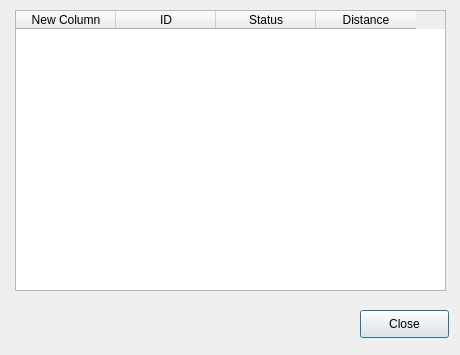
This is pipeline_planner_dialog_base.ui in mdelsinne44/qgis-pipelineplanner as Qt 5 draws it before an edit. The edited form follows.
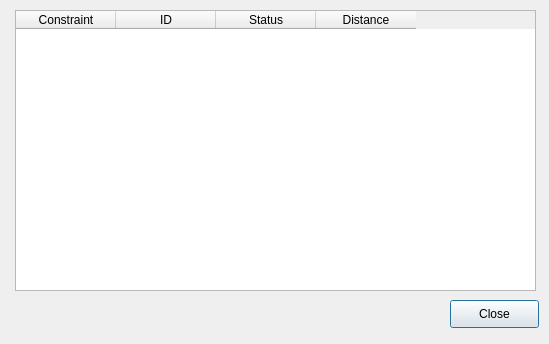
This is the edited form.

Commit message: Populated impact table with raptors, eaggles and buowls

```diff
--- a/pipeline_planner_dialog_base.ui
+++ b/pipeline_planner_dialog_base.ui
@@ -6,8 +6,8 @@
    <rect>
     <x>0</x>
     <y>0</y>
-    <width>460</width>
-    <height>355</height>
+    <width>549</width>
+    <height>344</height>
    </rect>
   </property>
   <property name="windowTitle">
@@ -18,7 +18,7 @@
     <rect>
      <x>15</x>
      <y>10</y>
-     <width>431</width>
+     <width>521</width>
      <height>281</height>
     </rect>
    </property>
@@ -27,7 +27,7 @@
    </property>
    <column>
     <property name="text">
-     <string>New Column</string>
+     <string>Constraint</string>
     </property>
    </column>
    <column>
@@ -49,8 +49,8 @@
   <widget class="QPushButton" name="btnClose">
    <property name="geometry">
     <rect>
-     <x>360</x>
-     <y>310</y>
+     <x>450</x>
+     <y>300</y>
      <width>89</width>
      <height>28</height>
     </rect>
```
The commit also changes 1 other file.
